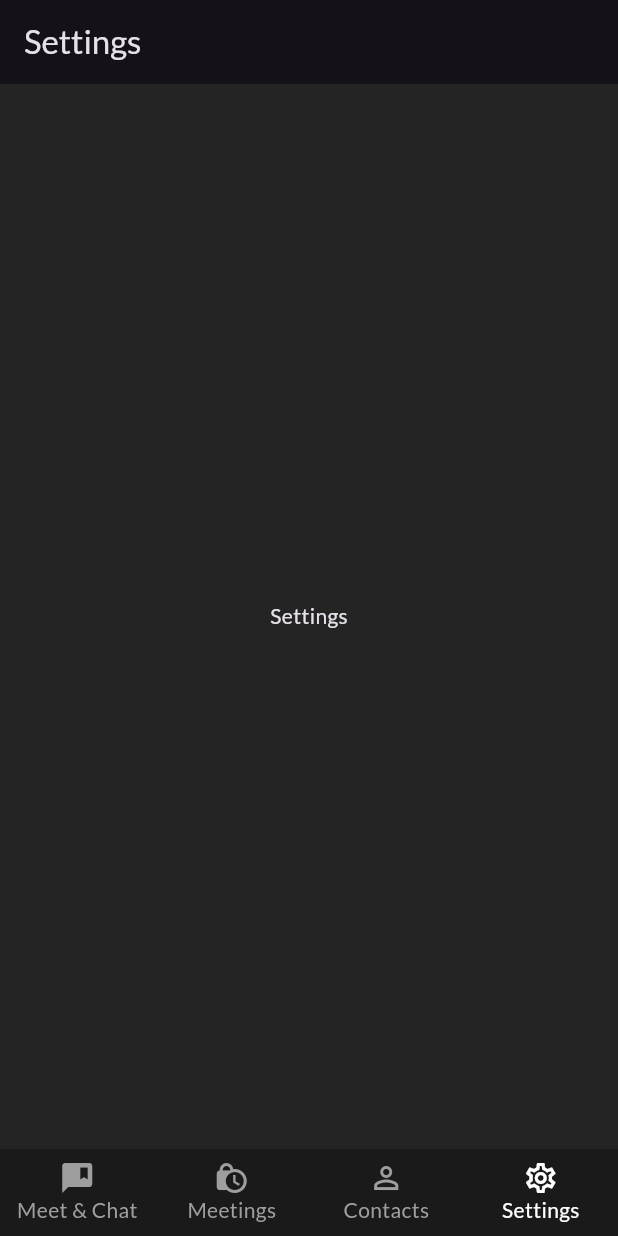
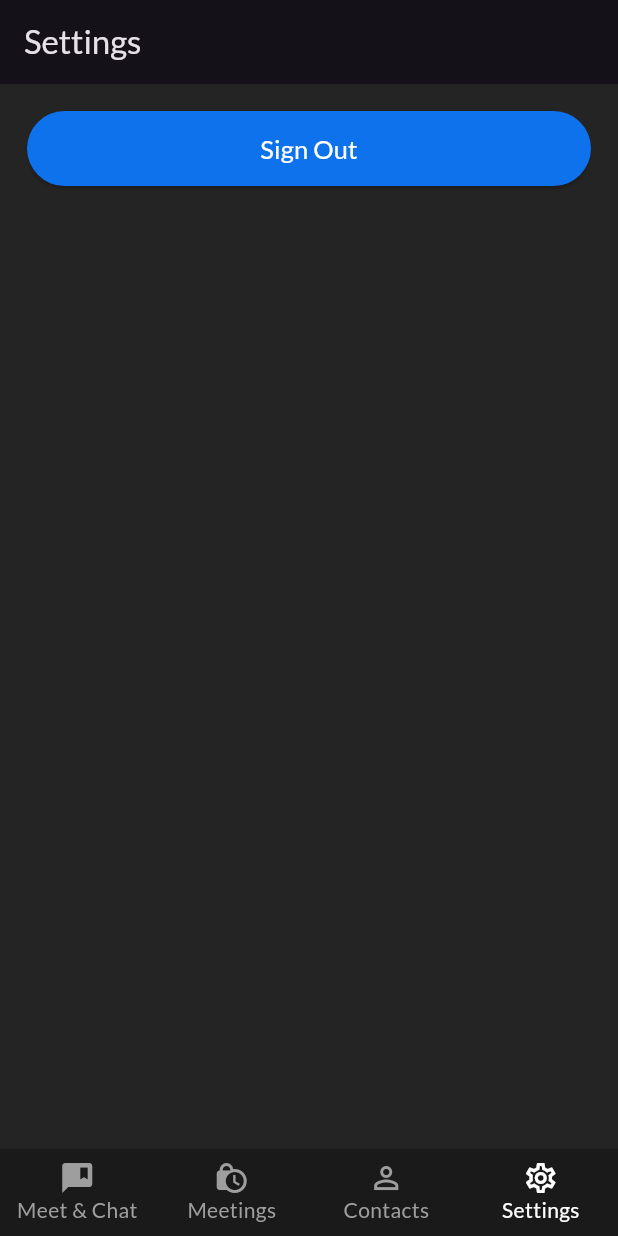
Before and after one commit to jrekCody/flutter-zoom-training, a Flutter app: the screen it shows once a user with an empty profile is signed in, item 4 of the bottom bar chosen, on a phone screen of 412 x 824 dp. Run offline on Flutter 3.47's test engine with Material 3 defaults, Android fonts, the phone set to English and light mode, and no system bars; our stand-ins replace cloud_firestore, equatable, firebase_auth, firebase_core, flutter_bloc, go_router and 1 more; missing offline and left inert: jitsi_meet_flutter_sdk; accounts and stored records are empty; network calls fail.

Commit message:
add sign out in settings screen

```diff
--- a/lib/feature/settings/settings_screen.dart
+++ b/lib/feature/settings/settings_screen.dart
@@ -1,14 +1,39 @@
 import 'package:flutter/material.dart';
+import 'package:flutter_bloc/flutter_bloc.dart';
+import 'package:flutter_zoom/feature/auth/sign_in/bloc/auth_bloc.dart';
+import 'package:flutter_zoom/utils/enum/app_route_enum.dart';
+import 'package:flutter_zoom/utils/string_util.dart';
+import 'package:flutter_zoom/widgets/zoom_button_widget.dart';
+import 'package:go_router/go_router.dart';
 
 class SettingsScreen extends StatelessWidget {
   const SettingsScreen({super.key});
 
   @override
   Widget build(BuildContext context) {
-    return Scaffold(
-        appBar: AppBar(
-          title: Text('Settings'),
-        ),
-        body: Center(child: Text('Settings')));
+    return BlocListener<AuthBloc, AuthState>(
+      listener: (context, state) {
+        if (state is UnAuthenticated) {
+          context.goNamed(AppRouteEnum.signIn.name);
+        }
+      },
+      child: Scaffold(
+          appBar: AppBar(
+            title: const Text(StringUtil.settings),
+          ),
+          body: Padding(
+            padding: const EdgeInsets.all(18),
+            child: BlocBuilder<AuthBloc, AuthState>(
+              builder: (context, state) {
+                return ZoomButtonWidget(
+                  label: StringUtil.signOut,
+                  onPressed: () {
+                    context.read<AuthBloc>().add(const AuthSignOut());
+                  },
+                );
+              },
+            ),
+          )),
+    );
   }
 }
--- a/lib/utils/string_util.dart
+++ b/lib/utils/string_util.dart
@@ -19,4 +19,5 @@ final class StringUtil {
   static const String joinedOn = 'Joined on';
   static const String muteAudio = 'Mute Audio';
   static const String offVideo = 'Turn off video';
+  static const String signOut = 'Sign Out';
 }
```
